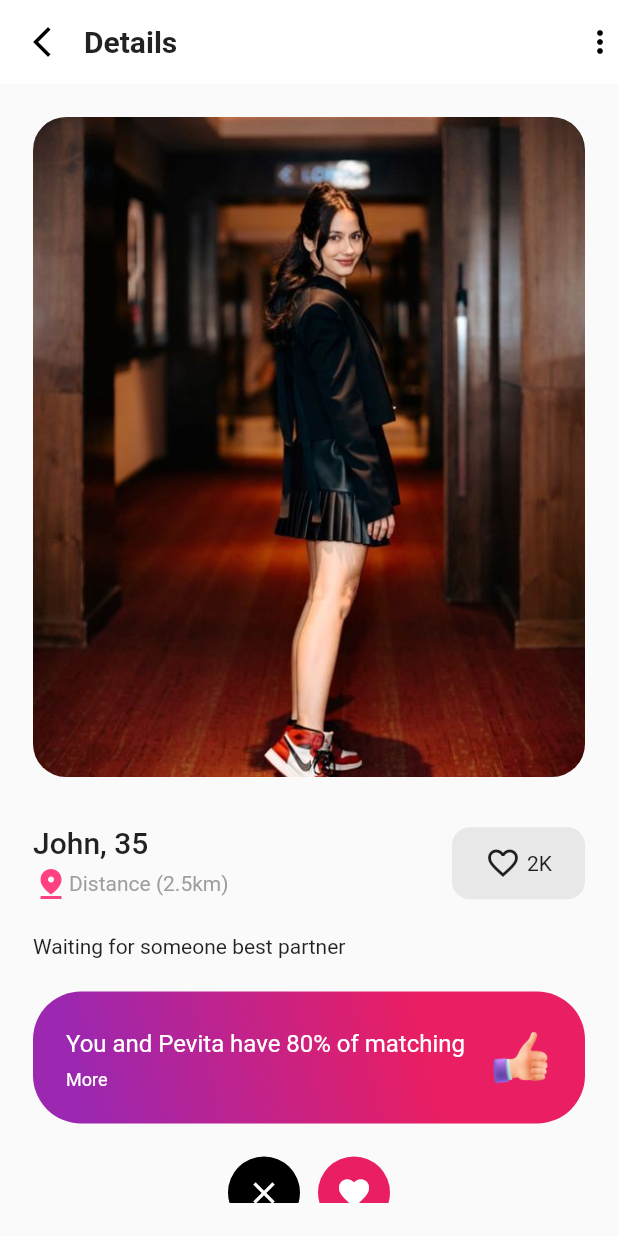
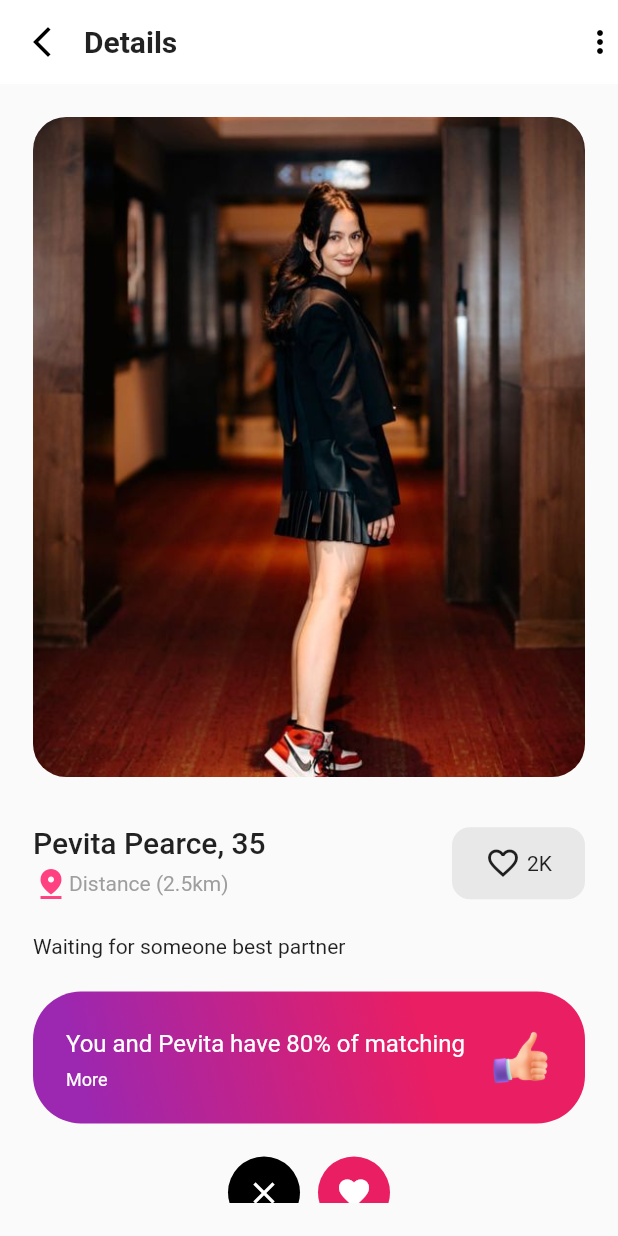
Before and after one commit to kharisazhar/flutter-dating, a Flutter app: the screen it shows after launch, on a phone screen of 412 x 824 dp. Run offline on Flutter 3.47's test engine with Material 2 defaults, Android fonts, the phone set to English and light mode, and no system bars.

Commit message:
move back to pevita title

```diff
--- a/lib/screen/detail_screen.dart
+++ b/lib/screen/detail_screen.dart
@@ -66,7 +66,7 @@ class DetailScreen extends StatelessWidget {
                     children: [
                       /// Name
                       Text(
-                        'John, 35',
+                        'Pevita Pearce, 35',
                         style: Theme.of(context).textTheme.titleLarge,
                       ),
                       const SizedBox(height: 4.0),
```
